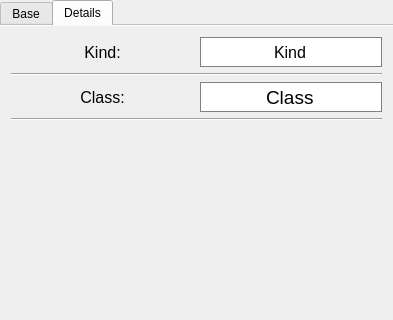
Old version of the form win.ui in the repository valerii540/IPCalculator; both pictures show x 0 to 393 and y 0 to 320 of the 393 by 619 pixel window.
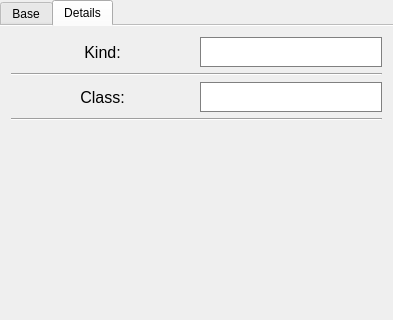
New version of the form.

```diff
--- a/win.ui
+++ b/win.ui
@@ -614,7 +614,7 @@
 }</string>
             </property>
             <property name="text">
-             <string>Kind</string>
+             <string/>
             </property>
             <property name="alignment">
              <set>Qt::AlignCenter</set>
@@ -687,7 +687,7 @@
 }</string>
             </property>
             <property name="text">
-             <string>Class</string>
+             <string/>
             </property>
             <property name="alignment">
              <set>Qt::AlignCenter</set>
```
Left out of the diff: 4 changed lines with no effect on the pictures.
